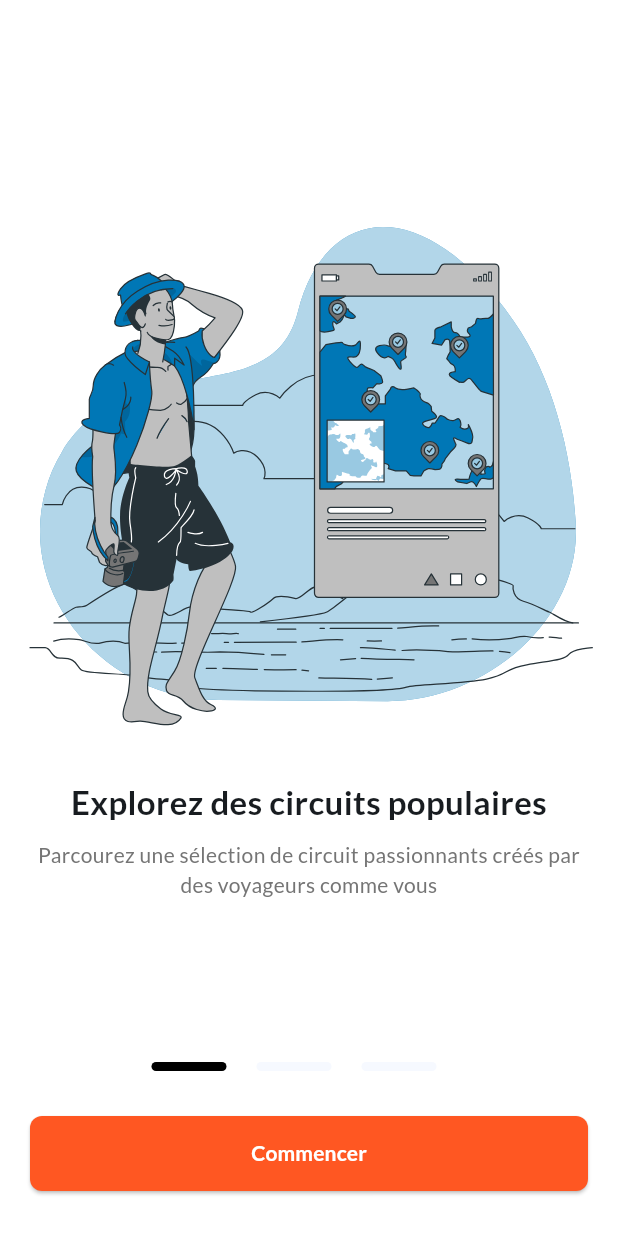
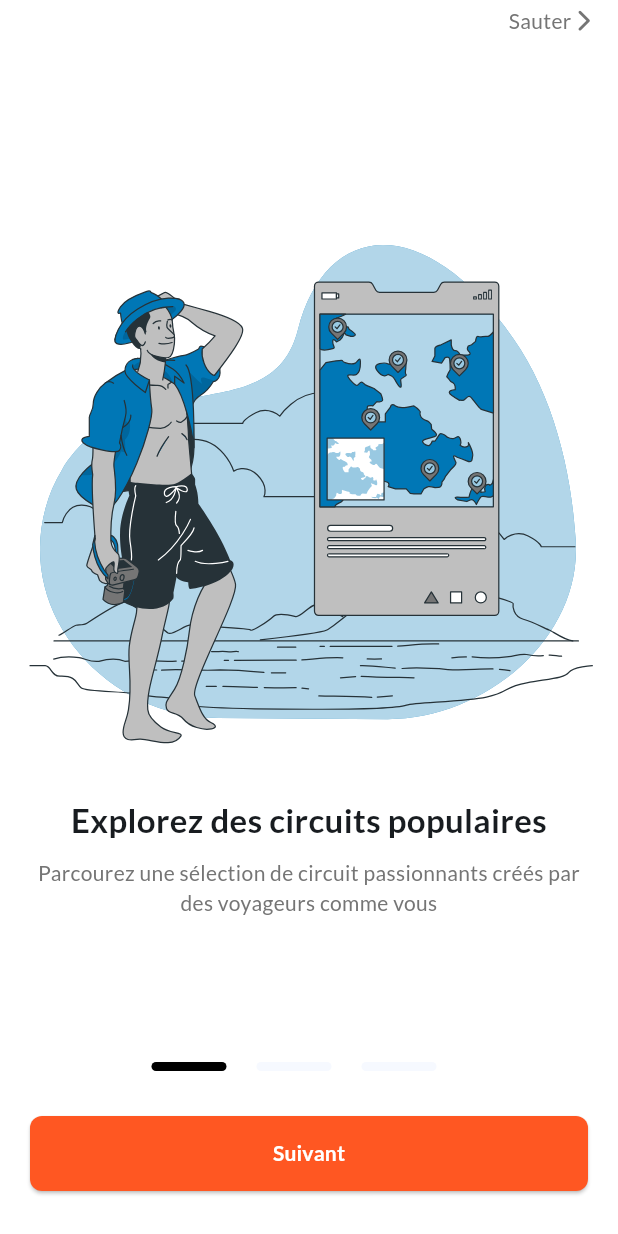
Before and after one commit to imdadAdelabou/EasyTrip, a Flutter app: the screen it shows after launch, on a phone screen of 412 x 824 dp. Run offline on Flutter 3.47's test engine with Material 2 defaults, Android fonts, the light colour scheme and no system bars; our stand-ins replace flutter_svg, font_awesome_flutter, gap, google_fonts.

Commit message:
[FEAt] add skip button on Onboarding page

```diff
--- a/lib/main.dart
+++ b/lib/main.dart
@@ -13,7 +13,6 @@ class MyApp extends StatelessWidget {
   @override
   Widget build(BuildContext context) {
     return MaterialApp(
-      title: 'Flutter Demo',
       theme: ThemeData(
         colorScheme: ColorScheme.fromSeed(seedColor: AppColor.blueOceanColor),
         useMaterial3: true,
--- /dev/null
+++ b/lib/utils/app_message.dart
@@ -0,0 +1,5 @@
+class AppMessage {
+  static String beginLabel = "Commencer";
+  static String nextLabel = "Suivant";
+  static String skipLabel = "Sauter";
+}
--- a/lib/utils/constant.dart
+++ b/lib/utils/constant.dart
@@ -18,7 +18,7 @@ List<Onboarding> onBoardingFr = [
   Onboarding(
     title: "Partagez\n Votre Savoir-Faire",
     description:
-        "Faites partie de la communauté de voyageurs passionnés. Partagez vos connaissances locales, découvertes cachées et conseils pratiques avec d'autres voyageurs en créant des itinéraires authentiques",
+        "Partagez vos connaissances locales, découvertes cachées et conseils pratiques avec d'autres voyageurs en créant des itinéraires authentiques",
     urlImg: AppAsset.travelOnboardingIll3,
   ),
 ];
--- a/lib/views/onBoarding/on_boarding.view.dart
+++ b/lib/views/onBoarding/on_boarding.view.dart
@@ -1,9 +1,11 @@
 import "package:easy_trip/components/custom_btn.dart";
+import "package:easy_trip/utils/app_message.dart";
 import "package:easy_trip/utils/constant.dart";
 import "package:easy_trip/utils/styles.dart";
 import "package:easy_trip/views/onBoarding/on_boarding_step_tracker.dart";
 import "package:flutter/material.dart";
 import "package:flutter_svg/svg.dart";
+import "package:font_awesome_flutter/font_awesome_flutter.dart";
 import "package:gap/gap.dart";
 import "package:google_fonts/google_fonts.dart";
 
@@ -17,6 +19,7 @@ class OnBoardingView extends StatefulWidget {
 
 class _OnBoardingViewState extends State<OnBoardingView> {
   final PageController controller = PageController();
+  int currentIndex = 0;
   @override
   void initState() {
     super.initState();
@@ -26,17 +29,44 @@ class _OnBoardingViewState extends State<OnBoardingView> {
   Widget build(BuildContext context) {
     double maxWidth = MediaQuery.of(context).size.width;
     double maxHeight = MediaQuery.of(context).size.height;
-    int currentIndex = 0;
 
     return Scaffold(
       backgroundColor: Colors.white,
-      body: Column(
+      body: SafeArea(
+        child: Column(
           mainAxisAlignment: MainAxisAlignment.center,
           children: [
+            Align(
+              alignment: Alignment.bottomRight,
+              child: Padding(
+                padding: const EdgeInsets.only(
+                  top: 4.0,
+                  right: 16.0,
+                ),
+                child: InkWell(
+                  onTap: () {},
+                  child: Row(
+                    mainAxisSize: MainAxisSize.min,
+                    children: [
+                      Text(
+                        AppMessage.skipLabel,
+                        style: GoogleFonts.lato(
+                          color: AppColor.greyColor,
+                        ),
+                      ),
+                      Icon(
+                        FontAwesomeIcons.chevronRight,
+                        size: 15,
+                        color: AppColor.greyColor,
+                      )
+                    ],
+                  ),
+                ),
+              ),
+            ),
             Expanded(
                 child: PageView(
               onPageChanged: (int? index) {
-              print(index);
                 setState(() {
                   currentIndex = index!;
                 });
@@ -99,13 +129,16 @@ class _OnBoardingViewState extends State<OnBoardingView> {
             Padding(
               padding: const EdgeInsets.symmetric(horizontal: 20.0),
               child: CustomBtn(
-              content: "Commencer",
+                content: currentIndex >= 0 && currentIndex <= 1
+                    ? AppMessage.nextLabel
+                    : AppMessage.beginLabel,
                 action: () {},
               ),
             ),
             const Gap(30.0),
           ],
         ),
+      ),
     );
   }
 }
--- a/lib/views/onBoarding/on_boarding_step_tracker.dart
+++ b/lib/views/onBoarding/on_boarding_step_tracker.dart
@@ -9,7 +9,9 @@ class OnBoardingStepTracker extends StatelessWidget {
 
   @override
   Widget build(BuildContext context) {
-    return Container(
+    return AnimatedContainer(
+      duration: const Duration(milliseconds: 500),
+      curve: Curves.easeInOut,
       width: 50,
       height: 6.0,
       decoration: BoxDecoration(
--- a/pubspec.yaml
+++ b/pubspec.yaml
@@ -38,6 +38,7 @@ dependencies:
   flutter_gif: ^0.0.4
   gap: ^3.0.1
   flutter_svg: ^2.0.7
+  font_awesome_flutter: ^10.5.0
 
 dev_dependencies:
   flutter_test:
```
Also changed, not shown: pubspec.lock. Lines whose indentation alone changed are shown as unchanged.
